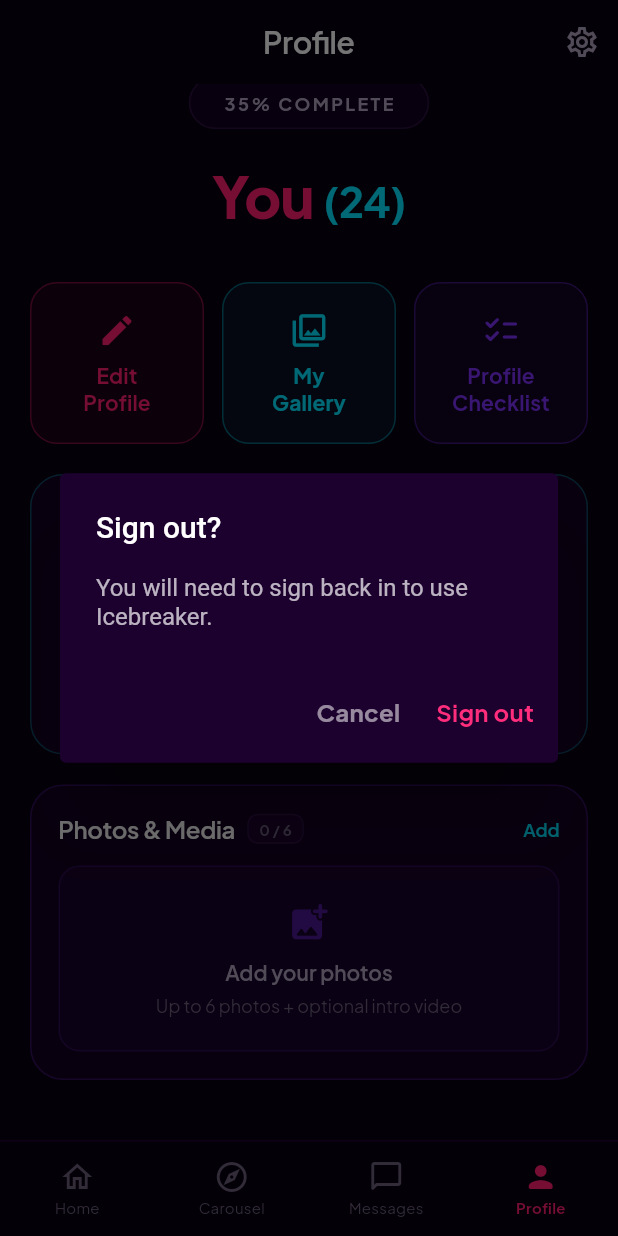
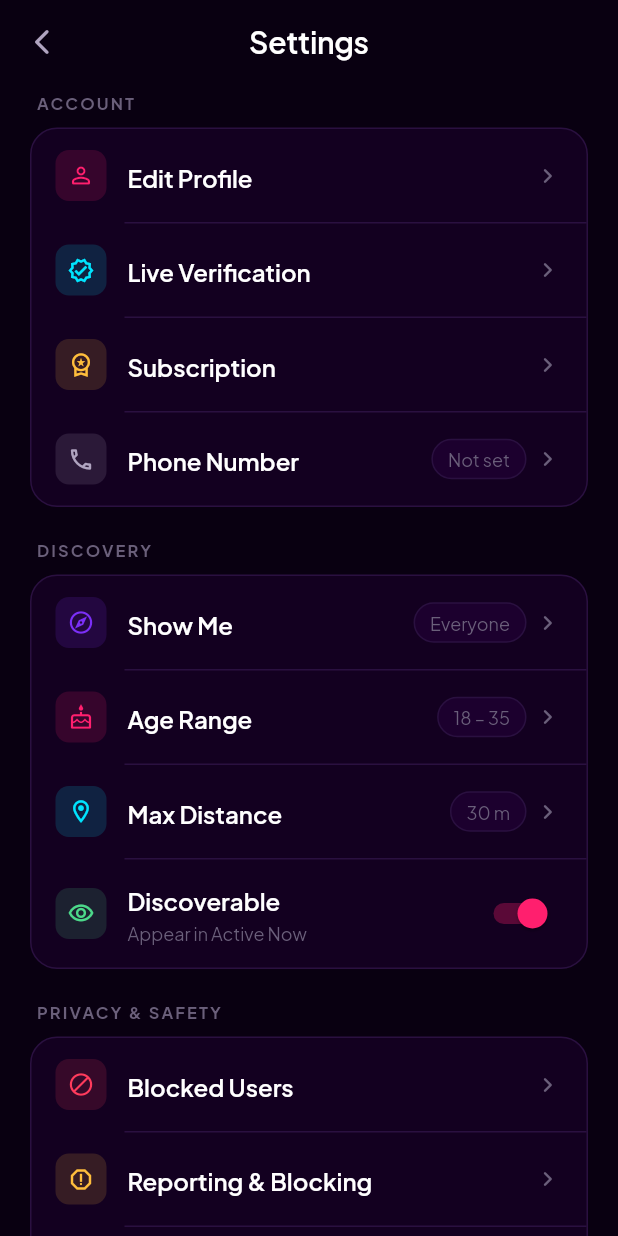
Before and after one commit to icebreakersupport-lab/icebreaker, a Flutter app: the ProfileScreen screen opened by its route, scrolled down 251 dp, after a tap on the "settings" icon, on a phone screen of 412 x 824 dp. Run offline on Flutter 3.47's test engine with Material 3 defaults, Android fonts, the phone set to English and light mode, and no system bars; our stand-ins replace camera, cloud_firestore, firebase_auth, go_router, image_picker, permission_handler; accounts and stored records are empty.

Commit message:
feat: add Settings screen with 5 sections; move sign-out from gear icon
- Build SettingsScreen with Account, Discovery, Privacy & Safety,
  Notifications, and Help & Legal sections
- Account: links to Edit Profile, Live Verification, Subscription, Phone
- Danger zone: Log Out and Delete Account with confirmation dialogs
- Toggle rows for Discoverable, photo privacy, and all notification types
- Gear icon on Profile tab now pushes /profile/settings via go_router
- Remove dead _showSignOutDialog from profile_screen.dart; sign-out logic
  lives exclusively in SettingsScreen
- Register AppRoutes.settings in app_router.dart

Co-Authored-By: Claude Sonnet 4.6 <noreply@anthropic.com>

```diff
--- a/lib/core/constants/app_constants.dart
+++ b/lib/core/constants/app_constants.dart
@@ -82,6 +82,7 @@ abstract final class AppRoutes {
   static const String editProfile = '/profile/edit';
   static const String gallery = '/profile/gallery';
   static const String profileChecklist = '/profile/checklist';
+  static const String settings = '/profile/settings';
 }
 
 // ─── Gender / Orientation enums ───────────────────────────────────────────────
--- a/lib/core/router/app_router.dart
+++ b/lib/core/router/app_router.dart
@@ -7,6 +7,7 @@ import '../../features/home/screens/live_verification_screen.dart';
 import '../../features/nearby/screens/nearby_screen.dart';
 import '../../features/nearby/screens/send_icebreaker_screen.dart';
 import '../../features/messages/screens/messages_screen.dart';
+import '../../features/messages/screens/chat_thread_screen.dart';
 import '../../features/meetup/screens/icebreaker_received_screen.dart';
 import '../../features/meetup/screens/matched_screen.dart';
 import '../../features/meetup/screens/color_match_screen.dart';
@@ -30,6 +31,7 @@ import '../../features/onboarding/screens/onboarding_photo_screen.dart';
 import '../../features/onboarding/screens/onboarding_slideshow_screen.dart';
 import '../../features/onboarding/screens/welcome_screen.dart';
 import '../../features/dev/screens/design_preview_screen.dart';
+import '../../features/settings/screens/settings_screen.dart';
 import '../constants/app_constants.dart';
 
 /// Icebreaker app router using go_router.
@@ -137,11 +139,11 @@ final GoRouter appRouter = GoRouter(
         final extra = state.extra as Map<String, dynamic>;
         return IcebreakerReceivedScreen(
           icebreakerId: extra['icebreakerId'] as String,
+          senderId: (extra['senderId'] as String?) ?? '',
           senderFirstName: extra['senderFirstName'] as String,
-          senderAge: extra['senderAge'] as int,
           senderPhotoUrl: extra['senderPhotoUrl'] as String,
-          myPhotoUrl: extra['myPhotoUrl'] as String,
-          myFirstName: extra['myFirstName'] as String,
+          myPhotoUrl: (extra['myPhotoUrl'] as String?) ?? '',
+          myFirstName: (extra['myFirstName'] as String?) ?? '',
           message: extra['message'] as String,
           secondsRemaining: extra['secondsRemaining'] as int,
         );
@@ -155,6 +157,7 @@ final GoRouter appRouter = GoRouter(
         final extra = state.extra as Map<String, dynamic>;
         return MatchedScreen(
           meetupId: extra['meetupId'] as String,
+          otherUserId: (extra['otherUserId'] as String?) ?? '',
           matchColor: extra['matchColor'] as Color,
           otherFirstName: extra['otherFirstName'] as String,
           otherPhotoUrl: extra['otherPhotoUrl'] as String,
@@ -172,6 +175,7 @@ final GoRouter appRouter = GoRouter(
         final extra = state.extra as Map<String, dynamic>;
         return ColorMatchScreen(
           meetupId: extra['meetupId'] as String,
+          otherUserId: (extra['otherUserId'] as String?) ?? '',
           matchColor: extra['matchColor'] as Color,
           otherFirstName: extra['otherFirstName'] as String,
           otherPhotoUrl: extra['otherPhotoUrl'] as String,
@@ -259,6 +263,24 @@ final GoRouter appRouter = GoRouter(
       builder: (context, state) => const OnboardingSlideshowScreen(),
     ),
 
+    // ── Chat thread ───────────────────────────────────────────────────────
+    // Used only for unlocked conversations (Chats section).
+    // Locked and history modes use Navigator.push directly.
+    GoRoute(
+      path: AppRoutes.chat,
+      builder: (context, state) {
+        final extra = state.extra as Map<String, dynamic>;
+        return ChatThreadScreen(
+          icebreakerId: '',
+          conversationId: extra['conversationId'] as String?,
+          otherFirstName: (extra['otherFirstName'] as String?) ?? '',
+          otherPhotoUrl: (extra['otherPhotoUrl'] as String?) ?? '',
+          message: '',
+          status: 'unlocked',
+        );
+      },
+    ),
+
     // ── Design preview (dev only) ─────────────────────────────────────────
     GoRoute(
       path: '/preview',
@@ -315,5 +337,10 @@ final GoRouter appRouter = GoRouter(
       path: AppRoutes.profileChecklist,
       builder: (context, state) => const ProfileChecklistScreen(),
     ),
+
+    GoRoute(
+      path: AppRoutes.settings,
+      builder: (context, state) => const SettingsScreen(),
+    ),
   ],
 );
--- a/lib/features/profile/screens/profile_screen.dart
+++ b/lib/features/profile/screens/profile_screen.dart
@@ -1,6 +1,5 @@
 import 'dart:io';
 
-import 'package:firebase_auth/firebase_auth.dart';
 import 'package:flutter/material.dart';
 import 'package:go_router/go_router.dart';
 import 'package:image_picker/image_picker.dart';
@@ -24,53 +23,6 @@ import '../../../shared/widgets/gradient_scaffold.dart';
 ///   3 action buttons — Edit Profile / My Gallery / Profile Checklist
 ///   About Me card — bio + bullet details
 ///   Photos & Media strip — saved photos + video indicator
-Future<void> _showSignOutDialog(BuildContext context) async {
-  final confirmed = await showDialog<bool>(
-    context: context,
-    builder: (ctx) => AlertDialog(
-      backgroundColor: const Color(0xFF1C002E),
-      title: const Text('Sign out?', style: TextStyle(color: Colors.white)),
-      content: const Text(
-        'You will need to sign back in to use Icebreaker.',
-        style: TextStyle(color: Colors.white70),
-      ),
-      actions: [
-        TextButton(
-          onPressed: () => Navigator.of(ctx).pop(false),
-          child:
-              const Text('Cancel', style: TextStyle(color: Colors.white54)),
-        ),
-        TextButton(
-          onPressed: () => Navigator.of(ctx).pop(true),
-          child: const Text('Sign out',
-              style: TextStyle(color: Color(0xFFFF2D7B))),
-        ),
-      ],
-    ),
-  );
-
-  if (confirmed != true) return;
-  // ignore: avoid_print
-  print('[SignOut] ▶ user confirmed sign out');
-  try {
-    await FirebaseAuth.instance.signOut();
-    // ignore: avoid_print
-    print('[SignOut] ✅ signOut() succeeded');
-  } catch (e) {
-    // ignore: avoid_print
-    print('[SignOut] ❌ signOut() failed: $e');
-  }
-
-  // Navigate to sign-in regardless — local session is cleared even if
-  // the network call failed.
-  if (context.mounted) {
-    // ignore: avoid_print
-    print('[SignOut] ▶ navigating to /sign-in');
-    context.go(AppRoutes.signIn);
-    // ignore: avoid_print
-    print('[SignOut] ✅ navigation triggered');
-  }
-}
 
 class ProfileScreen extends StatelessWidget {
   const ProfileScreen({super.key});
@@ -94,7 +46,7 @@ class ProfileScreen extends StatelessWidget {
           IconButton(
             icon: const Icon(Icons.settings_outlined,
                 color: AppColors.textSecondary),
-            onPressed: () => _showSignOutDialog(context),
+            onPressed: () => context.push(AppRoutes.settings),
           ),
         ],
       ),
--- /dev/null
+++ b/lib/features/settings/screens/settings_screen.dart
@@ -0,0 +1,536 @@
+import 'package:firebase_auth/firebase_auth.dart';
+import 'package:flutter/material.dart';
+import 'package:go_router/go_router.dart';
+
+import '../../../core/constants/app_constants.dart';
+import '../../../core/theme/app_colors.dart';
+import '../../../core/theme/app_text_styles.dart';
+import '../../../shared/widgets/gradient_scaffold.dart';
+
+class SettingsScreen extends StatelessWidget {
+  const SettingsScreen({super.key});
+
+  @override
+  Widget build(BuildContext context) {
+    return GradientScaffold(
+      appBar: AppBar(
+        backgroundColor: Colors.transparent,
+        elevation: 0,
+        centerTitle: true,
+        title: Text('Settings', style: AppTextStyles.h3),
+        leading: IconButton(
+          icon: const Icon(Icons.arrow_back_ios_new_rounded,
+              color: AppColors.textSecondary, size: 20),
+          onPressed: () => Navigator.of(context).pop(),
+        ),
+      ),
+      body: SafeArea(
+        top: false,
+        child: ListView(
+          padding: const EdgeInsets.fromLTRB(20, 8, 20, 48),
+          children: [
+            // ── Account ───────────────────────────────────────────────────────
+            _SectionHeader(title: 'Account'),
+            _SettingsCard(
+              items: [
+                _SettingsRow(
+                  icon: Icons.person_outline_rounded,
+                  iconColor: AppColors.brandPink,
+                  label: 'Edit Profile',
+                  onTap: () => context.push(AppRoutes.editProfile),
+                ),
+                _SettingsRow(
+                  icon: Icons.verified_outlined,
+                  iconColor: AppColors.brandCyan,
+                  label: 'Live Verification',
+                  onTap: () => context.push(AppRoutes.liveVerify, extra: false),
+                ),
+                _SettingsRow(
+                  icon: Icons.workspace_premium_outlined,
+                  iconColor: AppColors.warning,
+                  label: 'Subscription',
+                  onTap: () => context.push(AppRoutes.shop),
+                ),
+                _SettingsRow(
+                  icon: Icons.phone_outlined,
+                  iconColor: AppColors.textSecondary,
+                  label: 'Phone Number',
+                  onTap: () {},
+                  trailing: _ValueChip(label: _maskedPhone(context)),
+                ),
+              ],
+            ),
+            const SizedBox(height: 24),
+
+            // ── Discovery Preferences ─────────────────────────────────────────
+            _SectionHeader(title: 'Discovery'),
+            _SettingsCard(
+              items: [
+                _SettingsRow(
+                  icon: Icons.explore_outlined,
+                  iconColor: AppColors.brandPurple,
+                  label: 'Show Me',
+                  onTap: () {},
+                  trailing: const _ValueChip(label: 'Everyone'),
+                ),
+                _SettingsRow(
+                  icon: Icons.cake_outlined,
+                  iconColor: AppColors.brandPink,
+                  label: 'Age Range',
+                  onTap: () {},
+                  trailing: const _ValueChip(label: '18 – 35'),
+                ),
+                _SettingsRow(
+                  icon: Icons.location_on_outlined,
+                  iconColor: AppColors.brandCyan,
+                  label: 'Max Distance',
+                  onTap: () {},
+                  trailing: const _ValueChip(label: '30 m'),
+                ),
+                _SettingsToggleRow(
+                  icon: Icons.visibility_outlined,
+                  iconColor: AppColors.success,
+                  label: 'Discoverable',
+                  subtitle: 'Appear in Active Now',
+                  initialValue: true,
+                  onChanged: (_) {},
+                ),
+              ],
+            ),
+            const SizedBox(height: 24),
+
+            // ── Privacy & Safety ──────────────────────────────────────────────
+            _SectionHeader(title: 'Privacy & Safety'),
+            _SettingsCard(
+              items: [
+                _SettingsRow(
+                  icon: Icons.block_rounded,
+                  iconColor: AppColors.danger,
+                  label: 'Blocked Users',
+                  onTap: () {},
+                ),
+                _SettingsRow(
+                  icon: Icons.report_gmailerrorred_outlined,
+                  iconColor: AppColors.warning,
+                  label: 'Reporting & Blocking',
+                  onTap: () {},
+                ),
+                _SettingsToggleRow(
+                  icon: Icons.photo_outlined,
+                  iconColor: AppColors.textSecondary,
+                  label: 'Show Photos to Matches Only',
+                  initialValue: false,
+                  onChanged: (_) {},
+                ),
+              ],
+            ),
+            const SizedBox(height: 24),
+
+            // ── Notifications ─────────────────────────────────────────────────
+            _SectionHeader(title: 'Notifications'),
+            _SettingsCard(
+              items: [
+                _SettingsToggleRow(
+                  icon: Icons.notifications_outlined,
+                  iconColor: AppColors.brandPink,
+                  label: 'New Icebreakers',
+                  initialValue: true,
+                  onChanged: (_) {},
+                ),
+                _SettingsToggleRow(
+                  icon: Icons.chat_bubble_outline_rounded,
+                  iconColor: AppColors.brandCyan,
+                  label: 'New Messages',
+                  initialValue: true,
+                  onChanged: (_) {},
+                ),
+                _SettingsToggleRow(
+                  icon: Icons.favorite_border_rounded,
+                  iconColor: AppColors.success,
+                  label: 'Match Confirmed',
+                  initialValue: true,
+                  onChanged: (_) {},
+                ),
+                _SettingsToggleRow(
+                  icon: Icons.bolt_outlined,
+                  iconColor: AppColors.warning,
+                  label: 'Session Starting',
+                  initialValue: true,
+                  onChanged: (_) {},
+                ),
+              ],
+            ),
+            const SizedBox(height: 24),
+
+            // ── Help & Legal ──────────────────────────────────────────────────
+            _SectionHeader(title: 'Help & Legal'),
+            _SettingsCard(
+              items: [
+                _SettingsRow(
+                  icon: Icons.help_outline_rounded,
+                  iconColor: AppColors.brandCyan,
+                  label: 'Help Center',
+                  onTap: () {},
+                ),
+                _SettingsRow(
+                  icon: Icons.privacy_tip_outlined,
+                  iconColor: AppColors.textSecondary,
+                  label: 'Privacy Policy',
+                  onTap: () {},
+                ),
+                _SettingsRow(
+                  icon: Icons.description_outlined,
+                  iconColor: AppColors.textSecondary,
+                  label: 'Terms of Service',
+                  onTap: () {},
+                ),
+                _SettingsRow(
+                  icon: Icons.info_outline_rounded,
+                  iconColor: AppColors.textMuted,
+                  label: 'App Version',
+                  onTap: null,
+                  trailing: Text(
+                    '1.0.0',
+                    style: AppTextStyles.bodyS,
+                  ),
+                ),
+              ],
+            ),
+            const SizedBox(height: 24),
+
+            // ── Danger zone ───────────────────────────────────────────────────
+            _SettingsCard(
+              items: [
+                _SettingsRow(
+                  icon: Icons.logout_rounded,
+                  iconColor: AppColors.danger,
+                  label: 'Log Out',
+                  labelColor: AppColors.danger,
+                  onTap: () => _confirmSignOut(context),
+                ),
+                _SettingsRow(
+                  icon: Icons.delete_outline_rounded,
+                  iconColor: AppColors.danger,
+                  label: 'Delete Account',
+                  labelColor: AppColors.danger,
+                  onTap: () => _confirmDeleteAccount(context),
+                  showChevron: false,
+                ),
+              ],
+            ),
+          ],
+        ),
+      ),
+    );
+  }
+
+  String _maskedPhone(BuildContext context) {
+    final phone = FirebaseAuth.instance.currentUser?.phoneNumber;
+    if (phone == null || phone.isEmpty) return 'Not set';
+    if (phone.length <= 4) return phone;
+    return '••••${phone.substring(phone.length - 4)}';
+  }
+
+  Future<void> _confirmSignOut(BuildContext context) async {
+    final confirmed = await showDialog<bool>(
+      context: context,
+      builder: (ctx) => AlertDialog(
+        backgroundColor: AppColors.bgElevated,
+        title: Text('Log out?',
+            style: AppTextStyles.h3.copyWith(color: AppColors.textPrimary)),
+        content: Text(
+          'You will need to sign back in to use Icebreaker.',
+          style: AppTextStyles.bodyS,
+        ),
+        actions: [
+          TextButton(
+            onPressed: () => Navigator.of(ctx).pop(false),
+            child:
+                Text('Cancel', style: AppTextStyles.body.copyWith(color: AppColors.textSecondary)),
+          ),
+          TextButton(
+            onPressed: () => Navigator.of(ctx).pop(true),
+            child:
+                Text('Log Out', style: AppTextStyles.body.copyWith(color: AppColors.danger)),
+          ),
+        ],
+      ),
+    );
+
+    if (confirmed != true) return;
+    try {
+      await FirebaseAuth.instance.signOut();
+    } catch (e) {
+      debugPrint('[Settings] signOut failed: $e');
+    }
+    if (context.mounted) context.go(AppRoutes.signIn);
+  }
+
+  Future<void> _confirmDeleteAccount(BuildContext context) async {
+    final confirmed = await showDialog<bool>(
+      context: context,
+      builder: (ctx) => AlertDialog(
+        backgroundColor: AppColors.bgElevated,
+        title: Text('Delete account?',
+            style: AppTextStyles.h3.copyWith(color: AppColors.danger)),
+        content: Text(
+          'This permanently deletes your profile, matches, and messages. This cannot be undone.',
+          style: AppTextStyles.bodyS,
+        ),
+        actions: [
+          TextButton(
+            onPressed: () => Navigator.of(ctx).pop(false),
+            child: Text('Cancel',
+                style: AppTextStyles.body.copyWith(color: AppColors.textSecondary)),
+          ),
+          TextButton(
+            onPressed: () => Navigator.of(ctx).pop(true),
+            child: Text('Delete Forever',
+                style: AppTextStyles.body.copyWith(color: AppColors.danger)),
+          ),
+        ],
+      ),
+    );
+
+    if (confirmed != true) return;
+    try {
+      await FirebaseAuth.instance.currentUser?.delete();
+    } catch (e) {
+      debugPrint('[Settings] delete account failed: $e');
+      if (context.mounted) {
+        ScaffoldMessenger.of(context).showSnackBar(
+          const SnackBar(
+            content: Text('Could not delete account. Please sign in again and try.'),
+          ),
+        );
+      }
+      return;
+    }
+    if (context.mounted) context.go(AppRoutes.signIn);
+  }
+}
+
+// ── Section header ────────────────────────────────────────────────────────────
+
+class _SectionHeader extends StatelessWidget {
+  const _SectionHeader({required this.title});
+  final String title;
+
+  @override
+  Widget build(BuildContext context) {
+    return Padding(
+      padding: const EdgeInsets.only(left: 4, bottom: 10),
+      child: Text(title.toUpperCase(), style: AppTextStyles.overline),
+    );
+  }
+}
+
+// ── Card container ────────────────────────────────────────────────────────────
+
+class _SettingsCard extends StatelessWidget {
+  const _SettingsCard({required this.items});
+  final List<Widget> items;
+
+  @override
+  Widget build(BuildContext context) {
+    return Container(
+      decoration: BoxDecoration(
+        color: AppColors.bgSurface,
+        borderRadius: BorderRadius.circular(18),
+        border: Border.all(color: AppColors.divider),
+      ),
+      clipBehavior: Clip.antiAlias,
+      child: Column(
+        children: [
+          for (int i = 0; i < items.length; i++) ...[
+            items[i],
+            if (i < items.length - 1)
+              const Divider(
+                height: 1,
+                indent: 62,
+                endIndent: 0,
+                color: AppColors.divider,
+              ),
+          ],
+        ],
+      ),
+    );
+  }
+}
+
+// ── Tappable row ──────────────────────────────────────────────────────────────
+
+class _SettingsRow extends StatelessWidget {
+  const _SettingsRow({
+    required this.icon,
+    required this.iconColor,
+    required this.label,
+    this.labelColor,
+    this.onTap,
+    this.trailing,
+    this.showChevron = true,
+  });
+
+  final IconData icon;
+  final Color iconColor;
+  final String label;
+  final Color? labelColor;
+  final VoidCallback? onTap;
+  final Widget? trailing;
+  final bool showChevron;
+
+  @override
+  Widget build(BuildContext context) {
+    return GestureDetector(
+      onTap: onTap,
+      behavior: HitTestBehavior.opaque,
+      child: Padding(
+        padding: const EdgeInsets.symmetric(horizontal: 16, vertical: 14),
+        child: Row(
+          children: [
+            _IconBox(icon: icon, color: iconColor),
+            const SizedBox(width: 14),
+            Expanded(
+              child: Text(
+                label,
+                style: AppTextStyles.body.copyWith(
+                  fontWeight: FontWeight.w600,
+                  color: labelColor ?? AppColors.textPrimary,
+                ),
+              ),
+            ),
+            if (trailing != null) ...[
+              const SizedBox(width: 8),
+              trailing!,
+            ],
+            if (showChevron && onTap != null) ...[
+              const SizedBox(width: 4),
+              const Icon(
+                Icons.chevron_right_rounded,
+                color: AppColors.textMuted,
+                size: 20,
+              ),
+            ],
+          ],
+        ),
+      ),
+    );
+  }
+}
+
+// ── Toggle row ────────────────────────────────────────────────────────────────
+
+class _SettingsToggleRow extends StatefulWidget {
+  const _SettingsToggleRow({
+    required this.icon,
+    required this.iconColor,
+    required this.label,
+    this.subtitle,
+    required this.initialValue,
+    required this.onChanged,
+  });
+
+  final IconData icon;
+  final Color iconColor;
+  final String label;
+  final String? subtitle;
+  final bool initialValue;
+  final ValueChanged<bool> onChanged;
+
+  @override
+  State<_SettingsToggleRow> createState() => _SettingsToggleRowState();
+}
+
+class _SettingsToggleRowState extends State<_SettingsToggleRow> {
+  late bool _value;
+
+  @override
+  void initState() {
+    super.initState();
+    _value = widget.initialValue;
+  }
+
+  @override
+  Widget build(BuildContext context) {
+    return Padding(
+      padding: const EdgeInsets.symmetric(horizontal: 16, vertical: 12),
+      child: Row(
+        children: [
+          _IconBox(icon: widget.icon, color: widget.iconColor),
+          const SizedBox(width: 14),
+          Expanded(
+            child: Column(
+              crossAxisAlignment: CrossAxisAlignment.start,
+              children: [
+                Text(
+                  widget.label,
+                  style: AppTextStyles.body.copyWith(fontWeight: FontWeight.w600),
+                ),
+                if (widget.subtitle != null) ...[
+                  const SizedBox(height: 2),
+                  Text(widget.subtitle!, style: AppTextStyles.caption),
+                ],
+              ],
+            ),
+          ),
+          Switch(
+            value: _value,
+            onChanged: (v) {
+              setState(() => _value = v);
+              widget.onChanged(v);
+            },
+            activeThumbColor: AppColors.brandPink,
+            trackColor: WidgetStateProperty.resolveWith((states) {
+              if (states.contains(WidgetState.selected)) {
+                return AppColors.brandPink.withValues(alpha: 0.3);
+              }
+              return AppColors.divider;
+            }),
+          ),
+        ],
+      ),
+    );
+  }
+}
+
+// ── Small icon box ────────────────────────────────────────────────────────────
+
+class _IconBox extends StatelessWidget {
+  const _IconBox({required this.icon, required this.color});
+  final IconData icon;
+  final Color color;
+
+  @override
+  Widget build(BuildContext context) {
+    return Container(
+      width: 34,
+      height: 34,
+      decoration: BoxDecoration(
+        color: color.withValues(alpha: 0.15),
+        borderRadius: BorderRadius.circular(9),
+      ),
+      alignment: Alignment.center,
+      child: Icon(icon, color: color, size: 18),
+    );
+  }
+}
+
+// ── Value chip ────────────────────────────────────────────────────────────────
+
+class _ValueChip extends StatelessWidget {
+  const _ValueChip({required this.label});
+  final String label;
+
+  @override
+  Widget build(BuildContext context) {
+    return Container(
+      padding: const EdgeInsets.symmetric(horizontal: 10, vertical: 4),
+      decoration: BoxDecoration(
+        color: AppColors.bgElevated,
+        borderRadius: BorderRadius.circular(20),
+        border: Border.all(color: AppColors.divider),
+      ),
+      child: Text(label, style: AppTextStyles.caption),
+    );
+  }
+}
```
